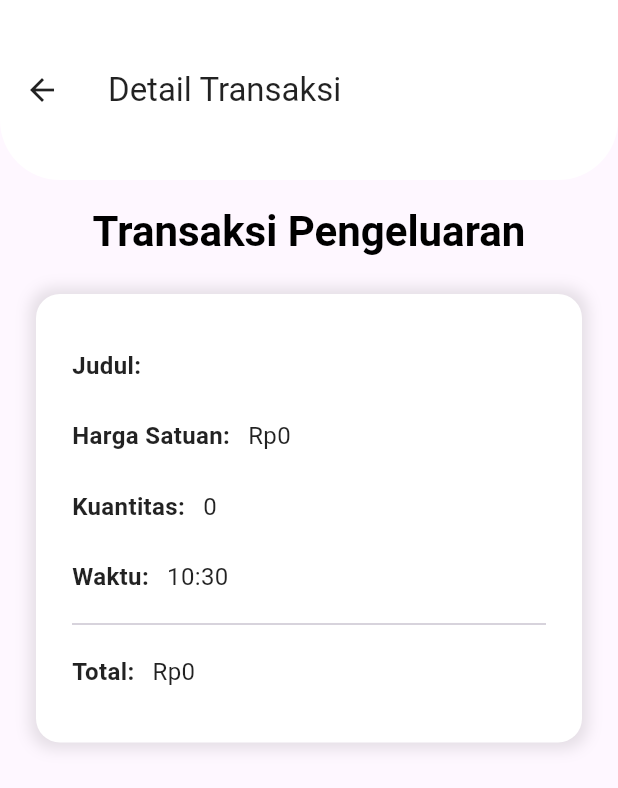
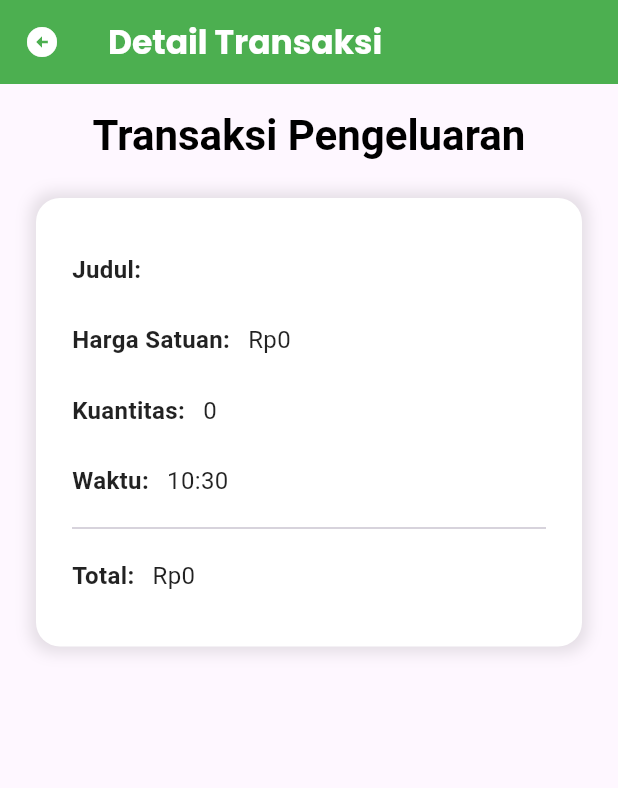
Before and after one commit to Logicalyan/kas-umkm, a Flutter app: the TransactionDetailPage screen opened directly with empty values, on a phone screen of 412 x 824 dp. Shown: the top 788 px of the screen. Run offline on Flutter 3.47's test engine with Material 3 defaults, Android fonts, the phone set to English and light mode, and no system bars; our stand-ins replace google_fonts.

Commit message:
change style

```diff
--- a/lib/screens/dashboard_page.dart
+++ b/lib/screens/dashboard_page.dart
@@ -1,4 +1,5 @@
 import 'package:flutter/material.dart';
+import 'package:google_fonts/google_fonts.dart';
 import 'package:provider/provider.dart';
 import 'package:intl/intl.dart';
 import '../providers/transaction_provider.dart';
@@ -23,7 +24,9 @@ class DashboardPage extends StatelessWidget {
 
     return Scaffold(
       appBar: AppBar(
-        title: const Text('Pengelolaan Keuangan UMKM'),
+        backgroundColor: Colors.green,
+        foregroundColor: Colors.white,
+        title:  Text('Dashboard Kas UMKM', style: GoogleFonts.poppins(fontWeight: FontWeight.w600),)
       ),
       body: Column(
         crossAxisAlignment: CrossAxisAlignment.stretch,
--- a/lib/screens/transaction_detail_page.dart
+++ b/lib/screens/transaction_detail_page.dart
@@ -1,4 +1,5 @@
 import 'package:flutter/material.dart';
+import 'package:google_fonts/google_fonts.dart';
 import 'package:intl/intl.dart';
 import '../models/transaction.dart';
 
@@ -14,20 +15,14 @@ class TransactionDetailPage extends StatelessWidget {
 
     return Scaffold(
       appBar: AppBar(
-        title: const Text('Detail Transaksi'),
+        leading: IconButton(
+          onPressed: () => Navigator.pop(context),
+          icon:  Icon(Icons.arrow_circle_left, color: Colors.white),
+        ),
+        title: Text('Detail Transaksi', style: GoogleFonts.poppins(fontWeight: FontWeight.bold)),
         elevation: 0,
-        backgroundColor: Colors.transparent,
-        foregroundColor: Colors.black87,
-        toolbarHeight: 120,
-        flexibleSpace: Container(
-          decoration: BoxDecoration(
-            color: Colors.white,
-            borderRadius: const BorderRadius.only(
-              bottomLeft: Radius.circular(40),
-              bottomRight: Radius.circular(40),
-            ),
-          ),
-        ),
+        backgroundColor: Colors.green,
+        foregroundColor: Colors.white,
       ),
       body: Padding(
         padding: const EdgeInsets.symmetric(horizontal: 24, vertical: 16),
--- a/pubspec.yaml
+++ b/pubspec.yaml
@@ -37,6 +37,7 @@ dependencies:
   provider: ^6.1.4
   uuid: ^4.5.1
   intl: ^0.20.2
+  google_fonts: ^6.2.1
 
 dev_dependencies:
   flutter_launcher_icons: ^0.13.1
```
Also changed, not shown: lib/screens/history_page.dart (+27 -12 lines), pubspec.lock, 1 other file.
